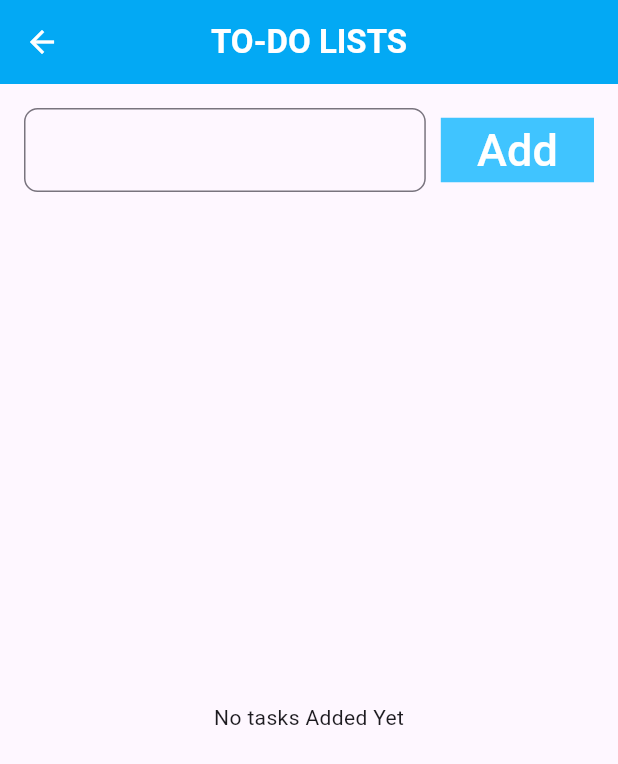
After one commit to MurtazaMustafa53/Basic-App---Developer-s-Hub, a Flutter app: the screen it shows after launch, after a tap on "To-do Lists", on a phone screen of 412 x 824 dp. The commit adds this screen. Shown: the top 764 px of the screen. Run offline on Flutter 3.47's test engine with Material 3 defaults, Android fonts, the phone set to English and light mode, and no system bars; our stand-ins replace shared_preferences.

Commit message:
Completed Tasks 2

```diff
--- /dev/null
+++ b/lib/Controller/TodolistController.dart
@@ -0,0 +1,20 @@
+import 'package:shared_preferences/shared_preferences.dart';
+
+class Todolistcontroller {
+
+  final String _storagekey = "List_value";
+
+  Future<List<String>> loadTasks()async{
+    final SharedPreferences prefs=await SharedPreferences.getInstance();
+    List<String> loadedtasks = prefs.getStringList(_storagekey)??[];
+    print("The Tasks Has been Succesfully added : \n $loadedtasks");
+    return loadedtasks;
+  }
+
+  Future<void> saveTasks(List<String> Value)async{
+    final SharedPreferences prefs = await SharedPreferences.getInstance();
+    await prefs.setStringList(_storagekey,Value);
+    print("Saved Successfully \n $Value");
+  }
+
+}
--- a/lib/View/HomePage.dart
+++ b/lib/View/HomePage.dart
@@ -1,5 +1,6 @@
 import 'package:basicapp/Model/Customcard.dart';
 import 'package:basicapp/View/Counterpage.dart';
+import 'package:basicapp/View/TodoListpage.dart';
 import 'package:flutter/material.dart';
 
 class HomePage extends StatelessWidget {
@@ -53,6 +54,9 @@ class HomePage extends StatelessWidget {
                       );
                     },
                   ),
+                  Customcard(title: "To-do Lists", icon: Icons.list, color: Colors.lightGreenAccent, onTap: (){
+                    Navigator.push(context, MaterialPageRoute(builder: (context)=>Todolistpage()));
+                  })
                 ],
               ),
             ),
--- /dev/null
+++ b/lib/View/TodoListpage.dart
@@ -0,0 +1,112 @@
+import 'package:basicapp/Controller/TodolistController.dart';
+import 'package:basicapp/Model/Custombutton.dart';
+import 'package:basicapp/Model/Customtextformfield.dart';
+import 'package:flutter/material.dart';
+import 'package:flutter/services.dart';
+import 'package:flutter/widgets.dart';
+
+class Todolistpage extends StatefulWidget {
+  const Todolistpage({super.key});
+
+  @override
+  State<Todolistpage> createState() => _TodolistpageState();
+}
+
+class _TodolistpageState extends State<Todolistpage> {
+  final Todolistcontroller _todolistcontroller = Todolistcontroller();
+  final TextEditingController _inputController = TextEditingController();
+
+  List<String> _tasks = [];
+
+  void loadlistvalue() async {
+    List<String> _savedtasks = await _todolistcontroller.loadTasks();
+    setState(() {
+      _tasks = _savedtasks;
+    });
+  }
+
+  void addtask() {
+    String text = _inputController.text.trim();
+    if (text.isNotEmpty) {
+      setState(() {
+        _tasks.add(text);
+      });
+      _todolistcontroller.saveTasks(_tasks);
+      _inputController.clear();
+    }
+  }
+
+  void deletetasks(int index) {
+    setState(() {
+      _tasks.removeAt(index);
+    });
+    _todolistcontroller.saveTasks(_tasks);
+  }
+
+  @override
+  void initState() {
+    // TODO: implement initState
+    super.initState();
+  }
+
+  @override
+  Widget build(BuildContext context) {
+    return Scaffold(
+      appBar: AppBar(
+        title: Text(
+          "TO-DO LISTS",
+          style: TextStyle(fontWeight: FontWeight.bold),
+        ),
+        centerTitle: true,
+        backgroundColor: Colors.lightBlue,
+        foregroundColor: Colors.white,
+      ),
+      body: Padding(
+        padding: EdgeInsets.all(16.0),
+        child: Column(
+          children: [
+            Row(
+              children: [
+                Expanded(
+                  child: Customtextformfeild(
+                    controller: _inputController,
+                    hint: "Enter a new Task.....",
+                    label: "",
+                  ),
+                ),
+                SizedBox(width: 10),
+                Custombutton(
+                  onTap: () {
+                    addtask();
+                  },
+                  title: "Add",
+                ),
+              ],
+            ),
+            SizedBox(height: 20),
+            Expanded(
+              child: _tasks.isEmpty
+                  ? Center(child: Text("No tasks Added Yet"))
+                  : ListView.builder(
+                      itemCount: _tasks.length,
+                      itemBuilder: (context, index) {
+                        return Card(
+                          elevation: 2,
+                          margin: EdgeInsets.symmetric(vertical: 5),
+                          child: ListTile(
+                            title: Text(_tasks[index]),
+                            trailing: IconButton(
+                              onPressed: () => deletetasks(index),
+                              icon: Icon(Icons.delete),
+                            ),
+                          ),
+                        );
+                      },
+                    ),
+            ),
+          ],
+        ),
+      ),
+    );
+  }
+}
--- a/pubspec.yaml
+++ b/pubspec.yaml
@@ -34,6 +34,7 @@ dependencies:
   # The following adds the Cupertino Icons font to your application.
   # Use with the CupertinoIcons class for iOS style icons.
   cupertino_icons: ^1.0.8
+  shared_preferences: ^2.5.5
 
 dev_dependencies:
   flutter_test:
```
Also changed, not shown: lib/Controller/counterController.dart (added, +20 -0 lines), lib/View/Counterpage.dart (+20 -4 lines), pubspec.lock, 2 other files.
